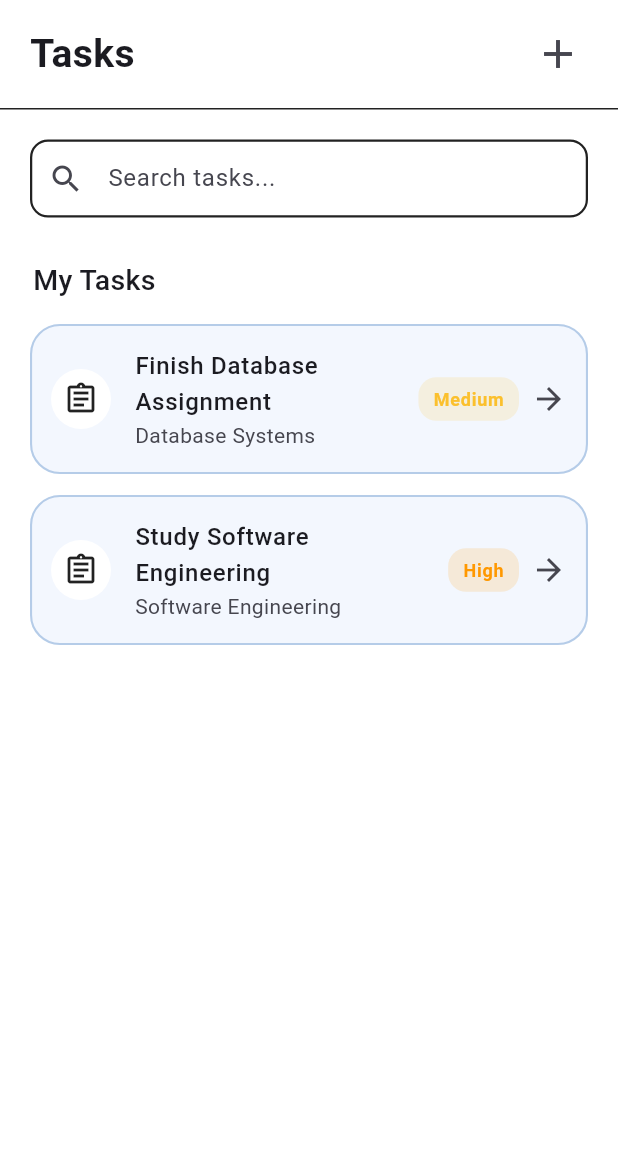
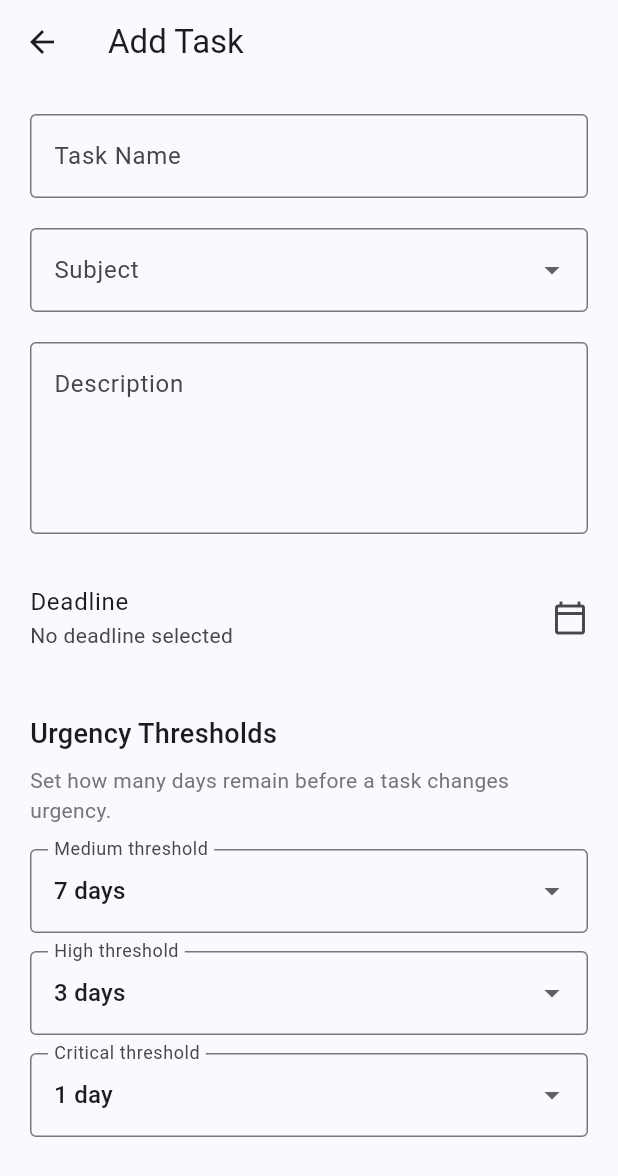
Before and after one commit to L1Pendz/studynest, a Flutter app: the TasksScreen screen opened directly, after a tap on the "add" icon, on a phone screen of 412 x 824 dp. Shown: the top 1176 px of the screen. Run offline on Flutter 3.47's test engine with Material 3 defaults, Android fonts, the phone set to English and light mode, and no system bars.

Commit message:
feat: add task form and urgency thresholds

```diff
--- a/lib/screens/tasks/task_details_screen.dart
+++ b/lib/screens/tasks/task_details_screen.dart
@@ -1,4 +1,5 @@
 import 'package:flutter/material.dart';
+import 'package:studynest/screens/tasks/task_form_screen.dart';
 
 import '../../models/subject.dart';
 import '../../models/task.dart';
@@ -21,7 +22,23 @@ class TaskDetailsScreen extends StatelessWidget {
   Widget build(BuildContext context) {
     return Scaffold(
       appBar: AppBar(title: const Text('Task Details')),
-      body: Center(child: Text(task.title)),
+      body: Center(
+        child: ElevatedButton(
+          onPressed: () async {
+            final updatedTask = await Navigator.push<Task>(
+              context,
+              MaterialPageRoute<Task>(
+                builder: (_) => TaskFormScreen(task: task, subjects: subjects),
+              ),
+            );
+
+            if (updatedTask == null) return;
+
+            onUpdate(updatedTask);
+          },
+          child: const Text('Edit Task'),
+        ),
+      ),
     );
   }
 }
--- /dev/null
+++ b/lib/screens/tasks/task_form_screen.dart
@@ -0,0 +1,238 @@
+import 'package:flutter/material.dart';
+
+import '../../models/subject.dart';
+import '../../models/task.dart';
+
+class TaskFormScreen extends StatefulWidget {
+  final Task? task;
+  final List<Subject> subjects;
+
+  const TaskFormScreen({super.key, this.task, required this.subjects});
+
+  bool get isEditing => task != null;
+
+  @override
+  State<TaskFormScreen> createState() => _TaskFormScreenState();
+}
+
+class _TaskFormScreenState extends State<TaskFormScreen> {
+  final _formKey = GlobalKey<FormState>();
+
+  late final TextEditingController _titleController;
+  late final TextEditingController _descriptionController;
+
+  String? _selectedSubjectId;
+  DateTime? _dueDate;
+
+  int _mediumThreshold = 7;
+  int _highThreshold = 3;
+  int _criticalThreshold = 1;
+
+  @override
+  void initState() {
+    super.initState();
+
+    _titleController = TextEditingController(text: widget.task?.title ?? '');
+
+    _descriptionController = TextEditingController(
+      text: widget.task?.description ?? '',
+    );
+
+    _selectedSubjectId = widget.task?.subjectId;
+    _dueDate = widget.task?.dueDate;
+
+    _mediumThreshold = widget.task?.mediumThreshold.inDays ?? 7;
+    _highThreshold = widget.task?.highThreshold.inDays ?? 3;
+    _criticalThreshold = widget.task?.criticalThreshold.inDays ?? 1;
+  }
+
+  @override
+  void dispose() {
+    _titleController.dispose();
+    _descriptionController.dispose();
+    super.dispose();
+  }
+
+  @override
+  Widget build(BuildContext context) {
+    return Scaffold(
+      appBar: AppBar(title: Text(widget.isEditing ? 'Edit Task' : 'Add Task')),
+      body: Form(
+        key: _formKey,
+        child: ListView(
+          padding: const EdgeInsets.all(20),
+          children: [
+            _buildTitleField(),
+            const SizedBox(height: 20),
+            _buildSubjectDropdown(),
+            const SizedBox(height: 20),
+            _buildDescriptionField(),
+            const SizedBox(height: 20),
+            _buildDueDateField(),
+            const SizedBox(height: 28),
+            _buildUrgencyThresholds(),
+          ],
+        ),
+      ),
+    );
+  }
+
+  Widget _buildTitleField() {
+    return TextFormField(
+      controller: _titleController,
+      decoration: const InputDecoration(
+        labelText: 'Task Name',
+        border: OutlineInputBorder(),
+      ),
+      validator: (value) {
+        if (value == null || value.trim().isEmpty) {
+          return 'Please enter a task name.';
+        }
+
+        return null;
+      },
+    );
+  }
+
+  Widget _buildSubjectDropdown() {
+    return DropdownButtonFormField<String>(
+      initialValue: _selectedSubjectId,
+      decoration: const InputDecoration(
+        labelText: 'Subject',
+        border: OutlineInputBorder(),
+      ),
+      items: widget.subjects.map((subject) {
+        return DropdownMenuItem(value: subject.id, child: Text(subject.name));
+      }).toList(),
+      onChanged: (value) {
+        setState(() {
+          _selectedSubjectId = value;
+        });
+      },
+      validator: (value) {
+        if (value == null) {
+          return 'Please select a subject.';
+        }
+
+        return null;
+      },
+    );
+  }
+
+  Widget _buildDescriptionField() {
+    return TextFormField(
+      controller: _descriptionController,
+      maxLines: 4,
+      decoration: const InputDecoration(
+        labelText: 'Description',
+        alignLabelWithHint: true,
+        border: OutlineInputBorder(),
+      ),
+    );
+  }
+
+  Widget _buildDueDateField() {
+    return ListTile(
+      contentPadding: EdgeInsets.zero,
+      title: const Text('Deadline'),
+      subtitle: Text(
+        _dueDate == null
+            ? 'No deadline selected'
+            : '${_dueDate!.day}/${_dueDate!.month}/${_dueDate!.year}',
+      ),
+      trailing: const Icon(Icons.calendar_today_outlined),
+      onTap: _selectDueDate,
+    );
+  }
+
+  Widget _buildUrgencyThresholds() {
+    return Column(
+      crossAxisAlignment: CrossAxisAlignment.start,
+      children: [
+        const Text(
+          'Urgency Thresholds',
+          style: TextStyle(fontSize: 18, fontWeight: FontWeight.w500),
+        ),
+        const SizedBox(height: 8),
+        Text(
+          'Set how many days remain before a task changes urgency.',
+          style: TextStyle(color: Colors.grey.shade600),
+        ),
+        const SizedBox(height: 16),
+        _buildThresholdDropdown(
+          label: 'Medium',
+          value: _mediumThreshold,
+          onChanged: (value) {
+            setState(() {
+              _mediumThreshold = value;
+            });
+          },
+        ),
+        const SizedBox(height: 12),
+        _buildThresholdDropdown(
+          label: 'High',
+          value: _highThreshold,
+          onChanged: (value) {
+            setState(() {
+              _highThreshold = value;
+            });
+          },
+        ),
+        const SizedBox(height: 12),
+        _buildThresholdDropdown(
+          label: 'Critical',
+          value: _criticalThreshold,
+          onChanged: (value) {
+            setState(() {
+              _criticalThreshold = value;
+            });
+          },
+        ),
+      ],
+    );
+  }
+
+  Widget _buildThresholdDropdown({
+    required String label,
+    required int value,
+    required ValueChanged<int> onChanged,
+  }) {
+    return DropdownButtonFormField<int>(
+      initialValue: value,
+      decoration: InputDecoration(
+        labelText: '$label threshold',
+        border: const OutlineInputBorder(),
+      ),
+      items: List.generate(30, (index) {
+        final days = index + 1;
+
+        return DropdownMenuItem(
+          value: days,
+          child: Text('$days ${days == 1 ? 'day' : 'days'}'),
+        );
+      }),
+      onChanged: (value) {
+        if (value != null) {
+          onChanged(value);
+        }
+      },
+    );
+  }
+
+  Future<void> _selectDueDate() async {
+    final now = DateTime.now();
+
+    final selectedDate = await showDatePicker(
+      context: context,
+      initialDate: _dueDate ?? now,
+      firstDate: now,
+      lastDate: DateTime(now.year + 10),
+    );
+
+    if (!mounted || selectedDate == null) return;
+
+    setState(() {
+      _dueDate = selectedDate;
+    });
+  }
+}
--- a/lib/screens/tasks/tasks_screen.dart
+++ b/lib/screens/tasks/tasks_screen.dart
@@ -1,4 +1,5 @@
 import 'package:flutter/material.dart';
+import 'package:studynest/screens/tasks/task_form_screen.dart';
 
 import '../../models/subject.dart';
 import '../../models/task.dart';
@@ -192,8 +193,19 @@ class _TasksScreenState extends State<TasksScreen> {
     return null;
   }
 
-  void _showAddTask() {
-    // Task form implementation goes here
+  Future<void> _showAddTask() async {
+    final task = await Navigator.push<Task>(
+      context,
+      MaterialPageRoute<Task>(
+        builder: (_) => TaskFormScreen(subjects: _subjects),
+      ),
+    );
+
+    if (!mounted || task == null) return;
+
+    setState(() {
+      _tasks.add(task);
+    });
   }
 
   void _openTask(Task task) {
```
